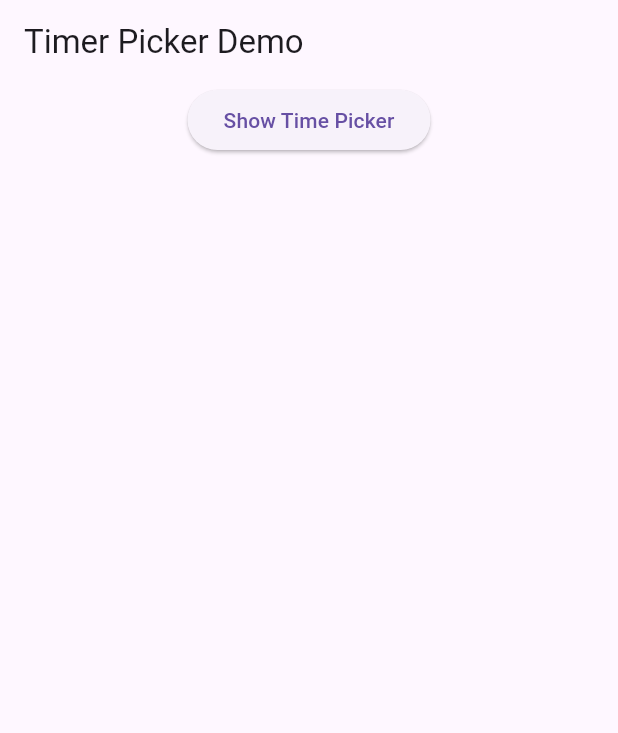
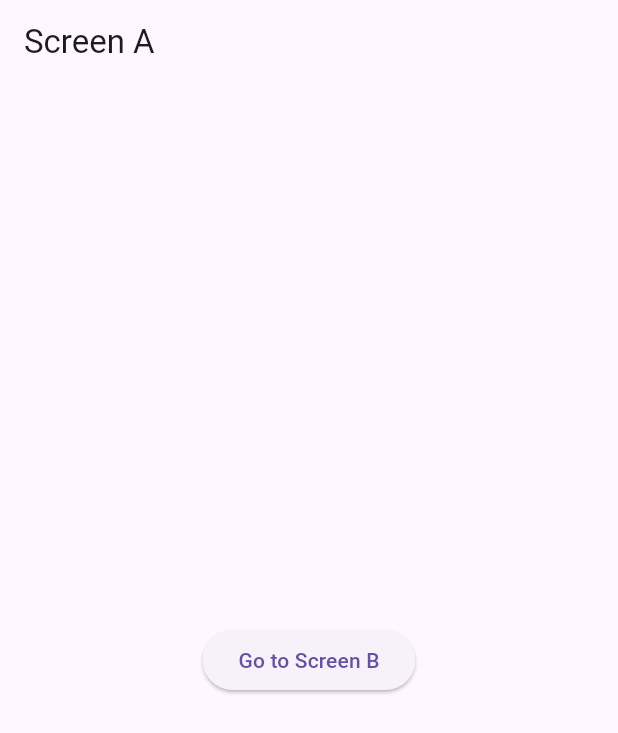
Before and after one commit to MuhammadAliKust/Flutter-B19, a Flutter app: the screen it shows after launch, on a phone screen of 412 x 824 dp. Shown: the top 733 px of the screen. Run offline on Flutter 3.47's test engine with Material 3 defaults, Android fonts, the phone set to English and light mode, and no system bars; our stand-ins replace smooth_page_indicator.

Commit message:
Navigation Done

```diff
--- a/lib/main.dart
+++ b/lib/main.dart
@@ -3,6 +3,7 @@ import 'package:flutter_b19/asset_image.dart';
 import 'package:flutter_b19/bottom_bar.dart';
 import 'package:flutter_b19/date_picker.dart';
 import 'package:flutter_b19/page_view_demo.dart';
+import 'package:flutter_b19/screen_a.dart';
 import 'package:flutter_b19/tabbar.dart';
 import 'package:flutter_b19/time_picker.dart';
 
@@ -25,7 +26,7 @@ class MyApp extends StatelessWidget {
   @override
   Widget build(BuildContext context) {
     return MaterialApp(
-      home: TimePickerDemo(),
+      home: ScreenA(),
     );
   }
 }
--- /dev/null
+++ b/lib/screen_a.dart
@@ -0,0 +1,23 @@
+import 'package:flutter/material.dart';
+import 'package:flutter_b19/screen_b.dart';
+
+class ScreenA extends StatelessWidget {
+  const ScreenA({super.key});
+
+  @override
+  Widget build(BuildContext context) {
+    return Scaffold(
+      appBar: AppBar(
+        title: Text("Screen A"),
+      ),
+      body: Center(
+        child: ElevatedButton(
+            onPressed: () {
+              Navigator.push(
+                  context, MaterialPageRoute(builder: (context) => ScreenB(name: 'Ali',email: 'ali@gmail.com',)));
+            },
+            child: Text("Go to Screen B")),
+      ),
+    );
+  }
+}
```
Also changed, not shown: lib/screen_b.dart (added, +29 -0 lines).
